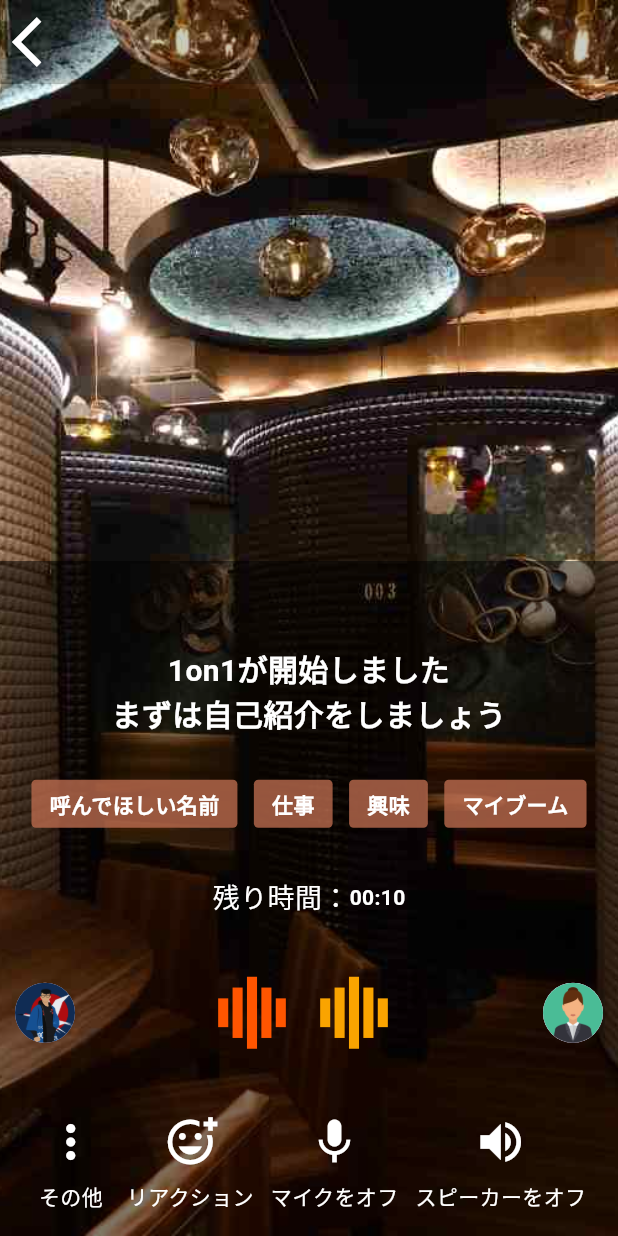
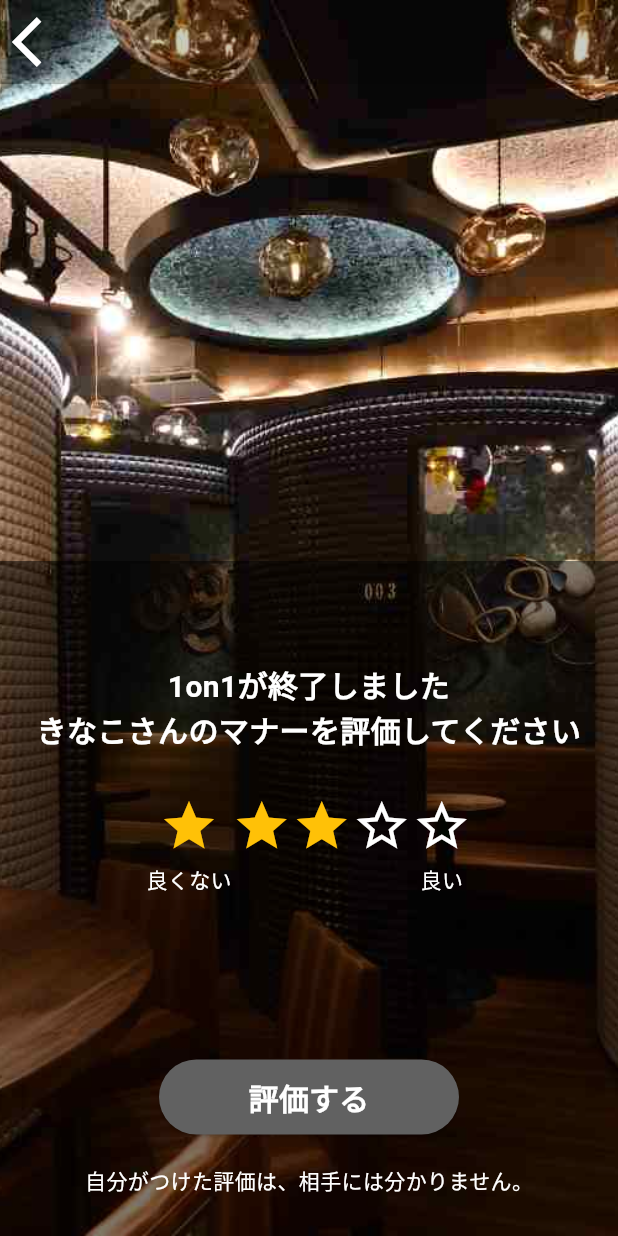
Before and after one commit to tatuan19/flutter-sample, a Flutter app: the CallScreen screen opened by its route, on a phone screen of 412 x 824 dp. Run offline on Flutter 3.47's test engine with Material 3 defaults, Android fonts, the phone set to English and light mode, and no system bars; drawn by our look-alikes of loading_indicator; our stand-ins replace auto_route, dio, firebase_auth, firebase_core, flutter_hooks, permission_handler and 2 more; missing offline and left inert: agora_rtc_engine; accounts and stored records are empty; generated files the repository leaves out were written again.

Commit message:
Fix text overflow

```diff
--- a/lib/ui/call/call_screen.dart
+++ b/lib/ui/call/call_screen.dart
@@ -30,7 +30,7 @@ class _CallScreenState extends State<CallScreen> {
   bool _muted = false;
   bool _speakerOff = false;
   bool _hasVoiceCome = false;
-  GuidanceStep _step = GuidanceStep.duringConversation;
+  GuidanceStep _step = GuidanceStep.rating;
 
   final appId = "f3de06bbd5204c9ea642ae7e8516394e";
   final token =
--- a/lib/ui/waiting/waiting_screen.dart
+++ b/lib/ui/waiting/waiting_screen.dart
@@ -123,7 +123,8 @@ class WaitingScreen extends HookWidget {
                                         side: const BorderSide(
                                             color: Colors.white, width: 2.0),
                                       ),
-                                      const Text(
+                                      const Expanded(
+                                        child: Text(
                                           '今後もスキップする（後で設定画面から変更できます）',
                                           style: TextStyle(
                                             color: Colors.white,
@@ -131,6 +132,7 @@ class WaitingScreen extends HookWidget {
                                             fontWeight: FontWeight.bold,
                                           ),
                                         ),
+                                      )
                                     ],
                                   )
                                 ],
```
Lines whose indentation alone changed are shown as unchanged.
